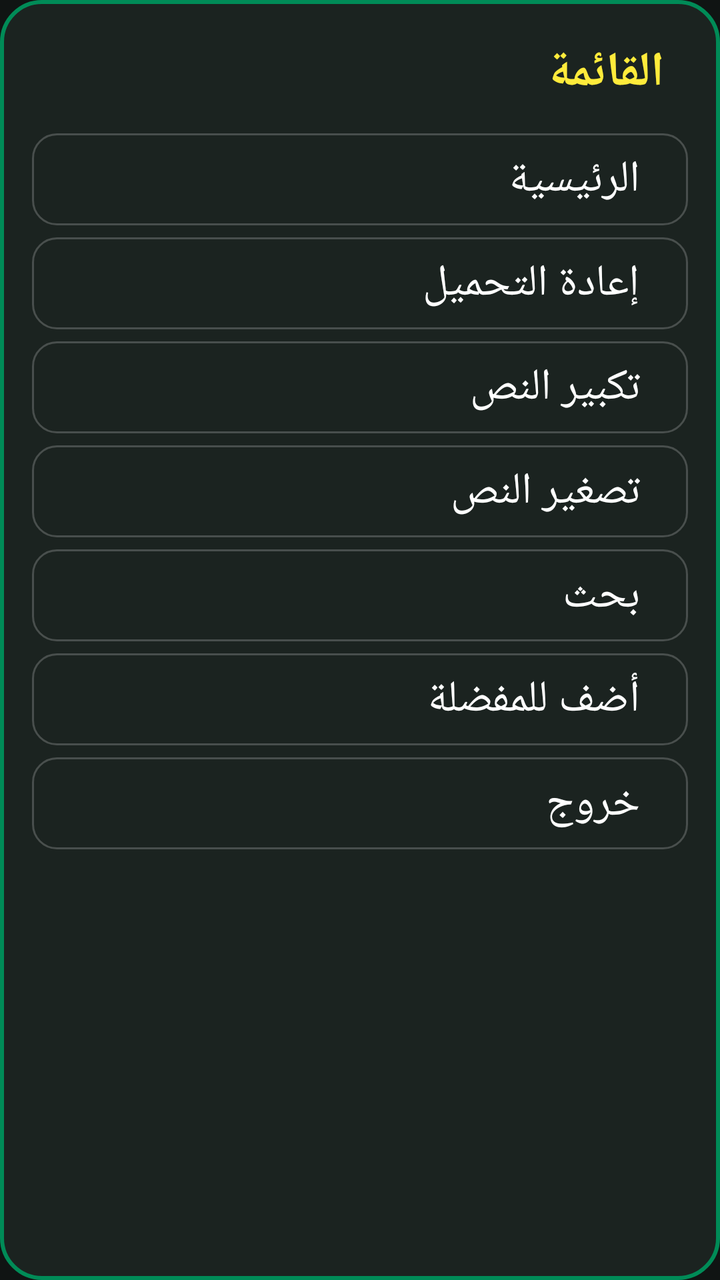
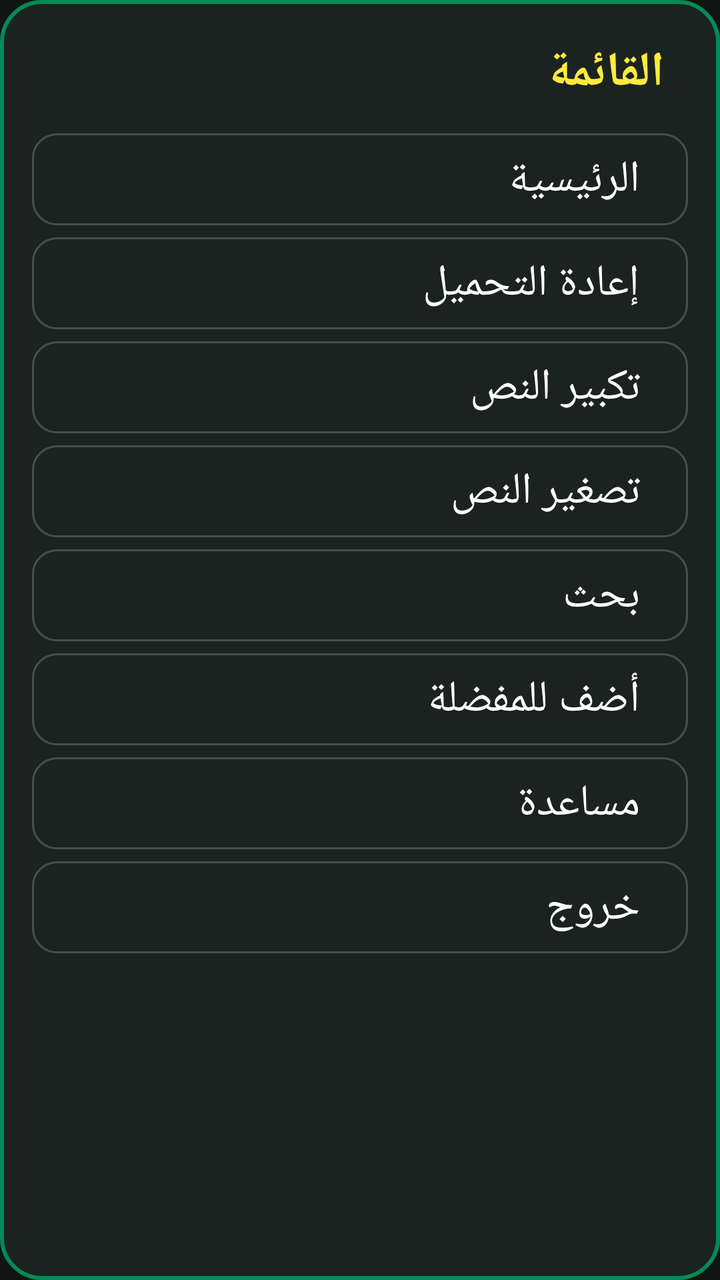

An Android layout rendered at two revisions. The XML below is the earlier revision; the diff shows what the commit changed to produce the second picture.
<!-- AndroidManifest.xml: application theme Theme.EdDirasaTV -->
<!-- res/layout/dialog_menu.xml -->
<?xml version="1.0" encoding="utf-8"?>
<LinearLayout xmlns:android="http://schemas.android.com/apk/res/android"
    android:layout_width="match_parent"
    android:layout_height="wrap_content"
    android:background="@drawable/dialog_bg"
    android:orientation="vertical"
    android:padding="16dp"
    android:layoutDirection="rtl">

    <TextView
        android:layout_width="match_parent"
        android:layout_height="wrap_content"
        android:paddingStart="12dp"
        android:paddingTop="4dp"
        android:paddingBottom="8dp"
        android:text="@string/menu_title"
        android:textColor="@color/focus_border"
        android:textSize="24sp"
        android:textStyle="bold" />

    <TextView
        android:id="@+id/menuHome"
        style="@style/MenuItem"
        android:text="@string/menu_home" />

    <TextView
        android:id="@+id/menuReload"
        style="@style/MenuItem"
        android:text="@string/menu_reload" />

    <TextView
        android:id="@+id/menuZoomIn"
        style="@style/MenuItem"
        android:text="@string/menu_zoom_in" />

    <TextView
        android:id="@+id/menuZoomOut"
        style="@style/MenuItem"
        android:text="@string/menu_zoom_out" />

    <TextView
        android:id="@+id/menuSearch"
        style="@style/MenuItem"
        android:text="@string/menu_search" />

    <TextView
        android:id="@+id/menuFavorite"
        style="@style/MenuItem"
        android:text="@string/menu_add_favorite" />

    <TextView
        android:id="@+id/menuExit"
        style="@style/MenuItem"
        android:text="@string/menu_exit" />

</LinearLayout>
<!-- resources referenced by this layout -->
<resources>
  <color name="focus_border">#FFEB3B</color>
  <!-- drawable dialog_bg (drawable) -->
  <?xml version="1.0" encoding="utf-8"?>
  <shape xmlns:android="http://schemas.android.com/apk/res/android"
      android:shape="rectangle">
      <solid android:color="@color/tile_normal" />
      <corners android:radius="20dp" />
      <stroke
          android:width="2dp"
          android:color="@color/brand_green" />
  </shape>
  <string name="menu_add_favorite">أضف للمفضلة</string>
  <string name="menu_exit">خروج</string>
  <string name="menu_home">الرئيسية</string>
  <string name="menu_reload">إعادة التحميل</string>
  <string name="menu_search">بحث</string>
  <string name="menu_title">القائمة</string>
  <string name="menu_zoom_in">تكبير النص</string>
  <string name="menu_zoom_out">تصغير النص</string>
  <style name="MenuItem">
          <item name="android:layout_width">match_parent</item>
          <item name="android:layout_height">wrap_content</item>
          <item name="android:layout_marginTop">6dp</item>
          <item name="android:background">@drawable/chip_bg</item>
          <item name="android:clickable">true</item>
          <item name="android:focusable">true</item>
          <item name="android:focusableInTouchMode">false</item>
          <item name="android:paddingStart">24dp</item>
          <item name="android:paddingEnd">24dp</item>
          <item name="android:paddingTop">8dp</item>
          <item name="android:paddingBottom">8dp</item>
          <item name="android:textColor">@color/text_light</item>
          <item name="android:textSize">22sp</item>
      </style>
  <style name="Theme.EdDirasaTV" parent="Theme.AppCompat.NoActionBar">
          <item name="colorPrimary">@color/brand_green</item>
          <item name="colorPrimaryDark">@color/brand_green_dark</item>
          <item name="colorAccent">@color/focus_border</item>
          <item name="android:windowBackground">@color/background_dark</item>
          <item name="android:textColor">@color/text_light</item>
      </style>
  <color name="tile_normal">#1B2320</color>
  <color name="brand_green">#008B57</color>
  <!-- drawable chip_bg (drawable) -->
  <?xml version="1.0" encoding="utf-8"?>
  <selector xmlns:android="http://schemas.android.com/apk/res/android">
      <item android:state_focused="true">
          <shape android:shape="rectangle">
              <solid android:color="@color/tile_focused" />
              <corners android:radius="12dp" />
              <stroke
                  android:width="3dp"
                  android:color="@color/focus_border" />
          </shape>
      </item>
      <item>
          <shape android:shape="rectangle">
              <solid android:color="@color/tile_normal" />
              <corners android:radius="12dp" />
              <stroke
                  android:width="1dp"
                  android:color="@color/tile_stroke" />
          </shape>
      </item>
  </selector>
  <color name="text_light">#FFFFFF</color>
  <color name="brand_green_dark">#00693F</color>
  <color name="background_dark">#101413</color>
  <color name="tile_focused">#123F30</color>
  <color name="tile_stroke">#33FFFFFF</color>
</resources>

<!-- the commit's change to res/layout/dialog_menu.xml (unified diff, before → after) -->
@@ -49,6 +49,11 @@
         android:text="@string/menu_add_favorite" />
 
     <TextView
+        android:id="@+id/menuHelp"
+        style="@style/MenuItem"
+        android:text="@string/menu_help" />
+
+    <TextView
         android:id="@+id/menuExit"
         style="@style/MenuItem"
         android:text="@string/menu_exit" />
<!-- resource entries referenced after the edit -->
@@ -13,6 +13,7 @@
   </shape>
   <string name="menu_add_favorite">أضف للمفضلة</string>
   <string name="menu_exit">خروج</string>
+  <string name="menu_help">مساعدة</string>
   <string name="menu_home">الرئيسية</string>
   <string name="menu_reload">إعادة التحميل</string>
   <string name="menu_search">بحث</string>
